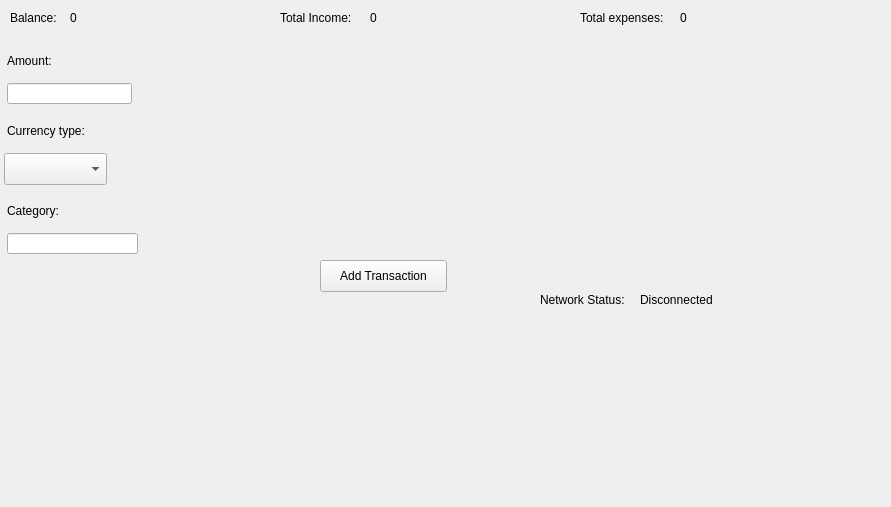
The window that addtransaction.ui (mostafaaminn/smartbudget) describes before a commit, drawn with Qt 5.
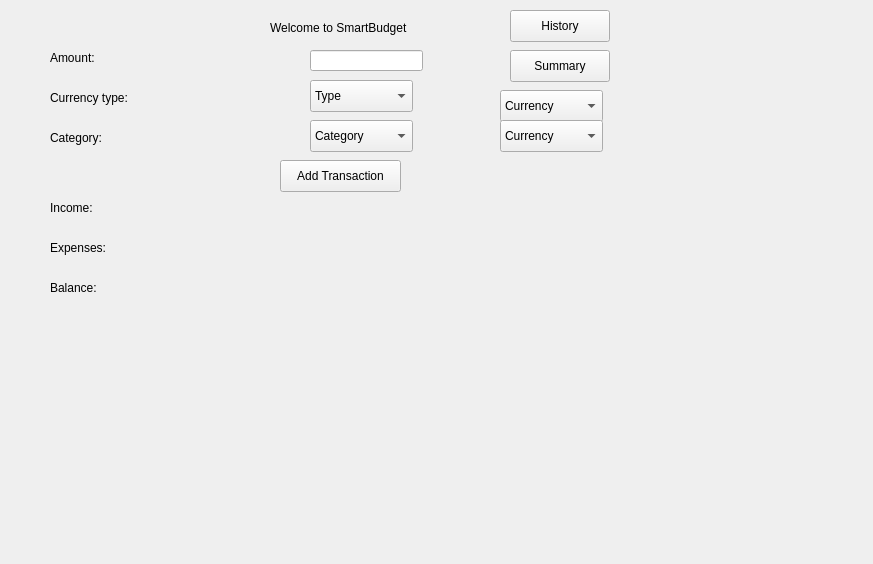
The same window after the commit.

What changed in the file:
```diff
--- a/addtransaction.ui
+++ b/addtransaction.ui
@@ -6,8 +6,8 @@
    <rect>
     <x>0</x>
     <y>0</y>
-    <width>891</width>
-    <height>507</height>
+    <width>873</width>
+    <height>564</height>
    </rect>
   </property>
   <property name="windowTitle">
@@ -16,9 +16,9 @@
   <widget class="QLabel" name="label">
    <property name="geometry">
     <rect>
-     <x>7</x>
-     <y>53</y>
-     <width>51</width>
+     <x>50</x>
+     <y>50</y>
+     <width>58</width>
      <height>16</height>
     </rect>
    </property>
@@ -29,9 +29,9 @@
   <widget class="QLineEdit" name="amountInput">
    <property name="geometry">
     <rect>
-     <x>7</x>
-     <y>83</y>
-     <width>125</width>
+     <x>310</x>
+     <y>50</y>
+     <width>113</width>
      <height>21</height>
     </rect>
    </property>
@@ -39,9 +39,9 @@
   <widget class="QLabel" name="label_2">
    <property name="geometry">
     <rect>
-     <x>7</x>
-     <y>123</y>
-     <width>89</width>
+     <x>50</x>
+     <y>90</y>
+     <width>101</width>
      <height>16</height>
     </rect>
    </property>
@@ -52,19 +52,34 @@
   <widget class="QComboBox" name="comboBox">
    <property name="geometry">
     <rect>
-     <x>4</x>
-     <y>153</y>
+     <x>310</x>
+     <y>80</y>
      <width>103</width>
      <height>32</height>
     </rect>
    </property>
+   <item>
+    <property name="text">
+     <string>Type</string>
+    </property>
+   </item>
+   <item>
+    <property name="text">
+     <string>income</string>
+    </property>
+   </item>
+   <item>
+    <property name="text">
+     <string>expense</string>
+    </property>
+   </item>
   </widget>
   <widget class="QLabel" name="label_3">
    <property name="geometry">
     <rect>
-     <x>7</x>
-     <y>203</y>
-     <width>59</width>
+     <x>50</x>
+     <y>130</y>
+     <width>58</width>
      <height>16</height>
     </rect>
    </property>
@@ -72,22 +87,12 @@
     <string>Category:</string>
    </property>
   </widget>
-  <widget class="QLineEdit" name="categoryInput">
-   <property name="geometry">
-    <rect>
-     <x>7</x>
-     <y>233</y>
-     <width>131</width>
-     <height>21</height>
-    </rect>
-   </property>
-  </widget>
   <widget class="QPushButton" name="pushButton">
    <property name="geometry">
     <rect>
-     <x>320</x>
-     <y>260</y>
-     <width>127</width>
+     <x>280</x>
+     <y>160</y>
+     <width>121</width>
      <height>32</height>
     </rect>
    </property>
@@ -98,113 +103,74 @@
   <widget class="QLabel" name="label_4">
    <property name="geometry">
     <rect>
-     <x>10</x>
-     <y>10</y>
-     <width>55</width>
+     <x>50</x>
+     <y>200</y>
+     <width>58</width>
      <height>16</height>
     </rect>
    </property>
    <property name="text">
-    <string>Balance: </string>
+    <string>Income:</string>
    </property>
   </widget>
   <widget class="QLabel" name="label_5">
    <property name="geometry">
     <rect>
-     <x>280</x>
-     <y>10</y>
-     <width>80</width>
+     <x>50</x>
+     <y>240</y>
+     <width>71</width>
      <height>16</height>
     </rect>
    </property>
    <property name="text">
-    <string>Total Income:</string>
+    <string>Expenses:</string>
    </property>
   </widget>
   <widget class="QLabel" name="label_6">
    <property name="geometry">
     <rect>
-     <x>580</x>
-     <y>10</y>
-     <width>93</width>
+     <x>50</x>
+     <y>280</y>
+     <width>58</width>
      <height>16</height>
     </rect>
    </property>
    <property name="text">
-    <string>Total expenses:</string>
-   </property>
-  </widget>
-  <widget class="QLabel" name="balanceValueLabel">
-   <property name="geometry">
-    <rect>
-     <x>70</x>
-     <y>10</y>
-     <width>175</width>
-     <height>16</height>
-    </rect>
-   </property>
-   <property name="text">
-    <string>0</string>
-   </property>
-  </widget>
-  <widget class="QLabel" name="incomeValueLabel">
-   <property name="geometry">
-    <rect>
-     <x>370</x>
-     <y>10</y>
-     <width>175</width>
-     <height>16</height>
-    </rect>
-   </property>
-   <property name="text">
-    <string>0</string>
-   </property>
-  </widget>
-  <widget class="QLabel" name="expensesValueLabel">
-   <property name="geometry">
-    <rect>
-     <x>680</x>
-     <y>10</y>
-     <width>175</width>
-     <height>16</height>
-    </rect>
-   </property>
-   <property name="text">
-    <string>0</string>
+    <string>Balance:</string>
    </property>
   </widget>
   <widget class="QLabel" name="label_7">
    <property name="geometry">
     <rect>
-     <x>540</x>
-     <y>290</y>
-     <width>101</width>
-     <height>20</height>
+     <x>270</x>
+     <y>20</y>
+     <width>161</width>
+     <height>16</height>
     </rect>
    </property>
    <property name="text">
-    <string>Network Status: </string>
+    <string>Welcome to SmartBudget</string>
    </property>
   </widget>
   <widget class="QLabel" name="networkStatusLabel">
    <property name="geometry">
     <rect>
-     <x>640</x>
-     <y>290</y>
-     <width>101</width>
-     <height>20</height>
+     <x>310</x>
+     <y>200</y>
+     <width>58</width>
+     <height>16</height>
     </rect>
    </property>
    <property name="text">
-    <string>Disconnected</string>
+    <string/>
    </property>
   </widget>
   <widget class="QLabel" name="label_8">
    <property name="geometry">
     <rect>
-     <x>0</x>
-     <y>250</y>
-     <width>197</width>
+     <x>310</x>
+     <y>240</y>
+     <width>58</width>
      <height>16</height>
     </rect>
    </property>
@@ -212,6 +178,155 @@
     <string/>
    </property>
   </widget>
+  <widget class="QLabel" name="balanceLabel">
+   <property name="geometry">
+    <rect>
+     <x>310</x>
+     <y>280</y>
+     <width>58</width>
+     <height>16</height>
+    </rect>
+   </property>
+   <property name="text">
+    <string/>
+   </property>
+  </widget>
+  <widget class="QPushButton" name="historyButton">
+   <property name="geometry">
+    <rect>
+     <x>510</x>
+     <y>10</y>
+     <width>100</width>
+     <height>32</height>
+    </rect>
+   </property>
+   <property name="text">
+    <string>History</string>
+   </property>
+  </widget>
+  <widget class="QComboBox" name="categoryBox">
+   <property name="geometry">
+    <rect>
+     <x>310</x>
+     <y>120</y>
+     <width>103</width>
+     <height>32</height>
+    </rect>
+   </property>
+   <item>
+    <property name="text">
+     <string>Category</string>
+    </property>
+   </item>
+   <item>
+    <property name="text">
+     <string>Food</string>
+    </property>
+   </item>
+   <item>
+    <property name="text">
+     <string>Entertainment</string>
+    </property>
+   </item>
+   <item>
+    <property name="text">
+     <string>Other</string>
+    </property>
+   </item>
+   <item>
+    <property name="text">
+     <string>Groceries</string>
+    </property>
+   </item>
+   <item>
+    <property name="text">
+     <string>Transportation</string>
+    </property>
+   </item>
+   <item>
+    <property name="text">
+     <string>Education</string>
+    </property>
+   </item>
+   <item>
+    <property name="text">
+     <string>Rent</string>
+    </property>
+   </item>
+   <item>
+    <property name="text">
+     <string>Utilities</string>
+    </property>
+   </item>
+   <item>
+    <property name="text">
+     <string>Health</string>
+    </property>
+   </item>
+  </widget>
+  <widget class="QPushButton" name="Summary">
+   <property name="geometry">
+    <rect>
+     <x>510</x>
+     <y>50</y>
+     <width>100</width>
+     <height>32</height>
+    </rect>
+   </property>
+   <property name="text">
+    <string>Summary</string>
+   </property>
+  </widget>
+  <widget class="QComboBox" name="comboCurrency">
+   <property name="geometry">
+    <rect>
+     <x>500</x>
+     <y>90</y>
+     <width>103</width>
+     <height>32</height>
+    </rect>
+   </property>
+   <item>
+    <property name="text">
+     <string>Currency</string>
+    </property>
+   </item>
+   <item>
+    <property name="text">
+     <string>USD</string>
+    </property>
+   </item>
+   <item>
+    <property name="text">
+     <string>EGP</string>
+    </property>
+   </item>
+  </widget>
+  <widget class="QComboBox" name="comboDisplayCurrency">
+   <property name="geometry">
+    <rect>
+     <x>500</x>
+     <y>120</y>
+     <width>103</width>
+     <height>32</height>
+    </rect>
+   </property>
+   <item>
+    <property name="text">
+     <string>Currency</string>
+    </property>
+   </item>
+   <item>
+    <property name="text">
+     <string>Display-USD</string>
+    </property>
+   </item>
+   <item>
+    <property name="text">
+     <string>Display-EGP</string>
+    </property>
+   </item>
+  </widget>
  </widget>
  <resources/>
  <connections/>
```
Left out of the diff: 4 changed lines with no effect on the pictures.
